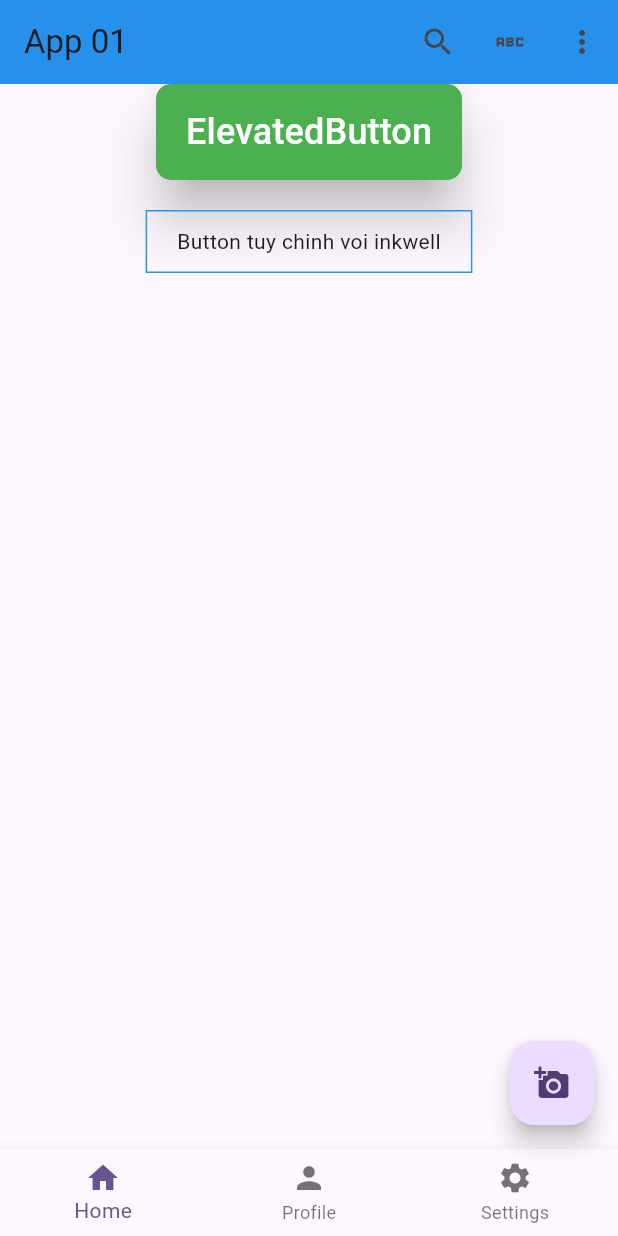
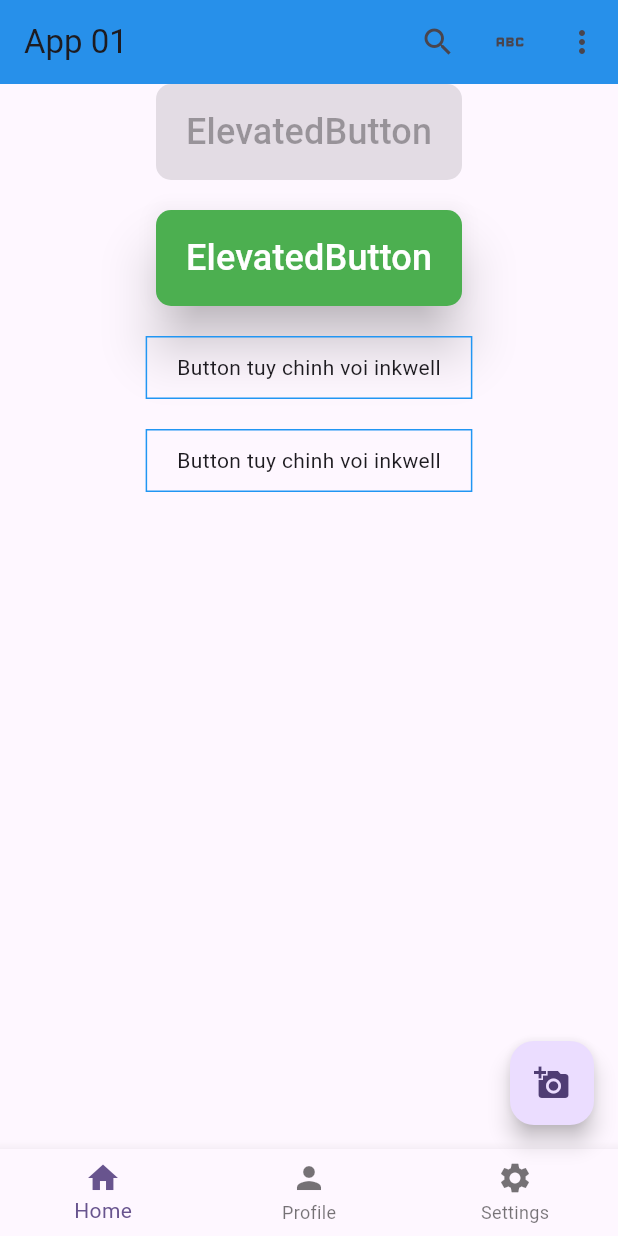
Before and after one commit to TrungKien2714/dart_tutorial, a Flutter app: the screen it shows after launch, on a phone screen of 412 x 824 dp. Run offline on Flutter 3.47's test engine with Material 3 defaults, Android fonts, the phone set to English and light mode, and no system bars.

Commit message:
more about button

```diff
--- /dev/null
+++ b/app_01/lib/MyButton_3.dart
@@ -0,0 +1,123 @@
+import "package:flutter/material.dart";
+
+class MyButton_3 extends StatelessWidget {
+  const MyButton_3({super.key});
+  @override
+  Widget build(BuildContext context) {
+    return Scaffold(
+      appBar: AppBar(
+        title: Text("App 01"),
+        backgroundColor: Colors.blue,
+        //do bong cua appbar
+        elevation: 4,
+        actions: [
+          IconButton(
+            onPressed: () {
+              print("b1");
+            },
+            icon: Icon(Icons.search),
+          ),
+          IconButton(
+            onPressed: () {
+              print("b2");
+            },
+            icon: Icon(Icons.abc),
+          ),
+          IconButton(
+            onPressed: () {
+              print("b3");
+            },
+            icon: Icon(Icons.more_vert),
+          ),
+        ],
+      ),
+      body: Center(
+        child: Column(
+          children: [
+            //khoa nut
+            ElevatedButton(
+              onPressed: null,
+              child: Text("ElevatedButton", style: TextStyle(fontSize: 24)),
+              style: ElevatedButton.styleFrom(
+                backgroundColor: Colors.green,
+                foregroundColor: Colors.white,
+                shape: RoundedRectangleBorder(
+                  borderRadius: BorderRadius.circular(10),
+                ),
+                padding: EdgeInsets.symmetric(horizontal: 20, vertical: 15),
+                elevation: 15,
+              ),
+            ),
+
+            SizedBox(height: 20),
+            //nhan giu nut
+            ElevatedButton(
+              onPressed: () {
+                print("ElevatedButton");
+              },
+              onLongPress: () {
+                print("Long press ElevatedButton");
+              },
+              child: Text("ElevatedButton", style: TextStyle(fontSize: 24)),
+              style: ElevatedButton.styleFrom(
+                backgroundColor: Colors.green,
+                foregroundColor: Colors.white,
+                shape: RoundedRectangleBorder(
+                  borderRadius: BorderRadius.circular(10),
+                ),
+                padding: EdgeInsets.symmetric(horizontal: 20, vertical: 15),
+                elevation: 15,
+              ),
+            ),
+            //Inkwell không phải là một button
+            //nhưng nó cho phép tạo hiệu ứng gợn sóng (ripple effect) khi người dùng chạm vào
+            SizedBox(height: 20),
+            InkWell(
+              onTap: () {
+                print("InkWell");
+              },
+              child: Container(
+                padding: EdgeInsets.symmetric(horizontal: 20, vertical: 10),
+                decoration: BoxDecoration(
+                  border: Border.all(color: Colors.blue),
+                ),
+                child: Text("Button tuy chinh voi inkwell"),
+              ),
+            ),
+            SizedBox(height: 20),
+            //nhan 2 lan
+            InkWell(
+              onTap: () {
+                print("InkWell");
+              },
+              onDoubleTap: () => print("Double tap InkWell"),
+              child: Container(
+                padding: EdgeInsets.symmetric(horizontal: 20, vertical: 10),
+                decoration: BoxDecoration(
+                  border: Border.all(color: Colors.blue),
+                ),
+                child: Text("Button tuy chinh voi inkwell"),
+              ),
+            ),
+          ],
+        ),
+      ),
+      floatingActionButton: FloatingActionButton(
+        onPressed: () {
+          print("pressed");
+        },
+        child: const Icon(Icons.add_a_photo),
+      ),
+      bottomNavigationBar: BottomNavigationBar(
+        items: [
+          BottomNavigationBarItem(icon: Icon(Icons.home), label: "Home"),
+          BottomNavigationBarItem(icon: Icon(Icons.person), label: "Profile"),
+          BottomNavigationBarItem(
+            icon: Icon(Icons.settings),
+            label: "Settings",
+          ),
+        ],
+      ),
+    );
+  }
+}
--- a/app_01/lib/main.dart
+++ b/app_01/lib/main.dart
@@ -5,6 +5,7 @@ import 'MyContainer.dart';
 import 'MyColumnAndRow.dart';
 import 'MyButton.dart';
 import 'MyButton_2.dart';
+import 'MyButton_3.dart';
 
 void main() {
   runApp(const MyApp());
@@ -36,7 +37,7 @@ class MyApp extends StatelessWidget {
         // tested with just a hot reload.
         colorScheme: .fromSeed(seedColor: Colors.deepPurple),
       ),
-      home: const MyButton_2(),
+      home: const MyButton_3(),
     );
   }
 }
```
